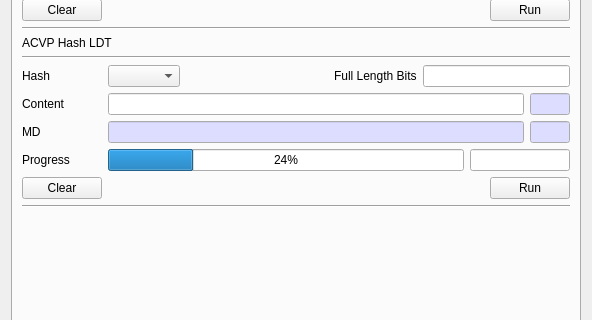
The window that CryptokiMan/cavp_dlg.ui (jykim74/CryptokiMan) describes before a commit, drawn with Qt 5; both pictures show x 0 to 592 and y 254 to 574 of the 592 by 696 pixel window.
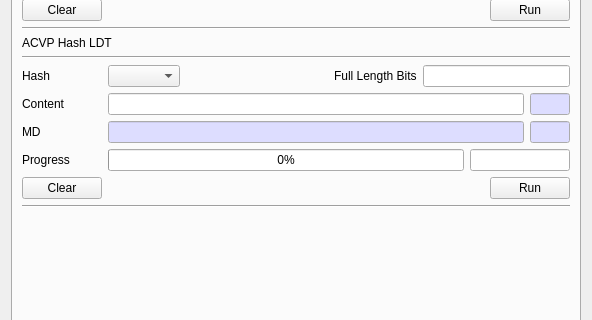
The same window after the commit. The open tabs and pages were chosen to show the change.

Diff of the .ui file:
```diff
--- a/CryptokiMan/cavp_dlg.ui
+++ b/CryptokiMan/cavp_dlg.ui
@@ -2260,7 +2260,7 @@
          <item row="0" column="1">
           <widget class="QProgressBar" name="mACVP_LDTProgressBar">
            <property name="value">
-            <number>24</number>
+            <number>0</number>
            </property>
           </widget>
          </item>
```
Left out of the diff: 2 changed lines with no effect on the pictures.
